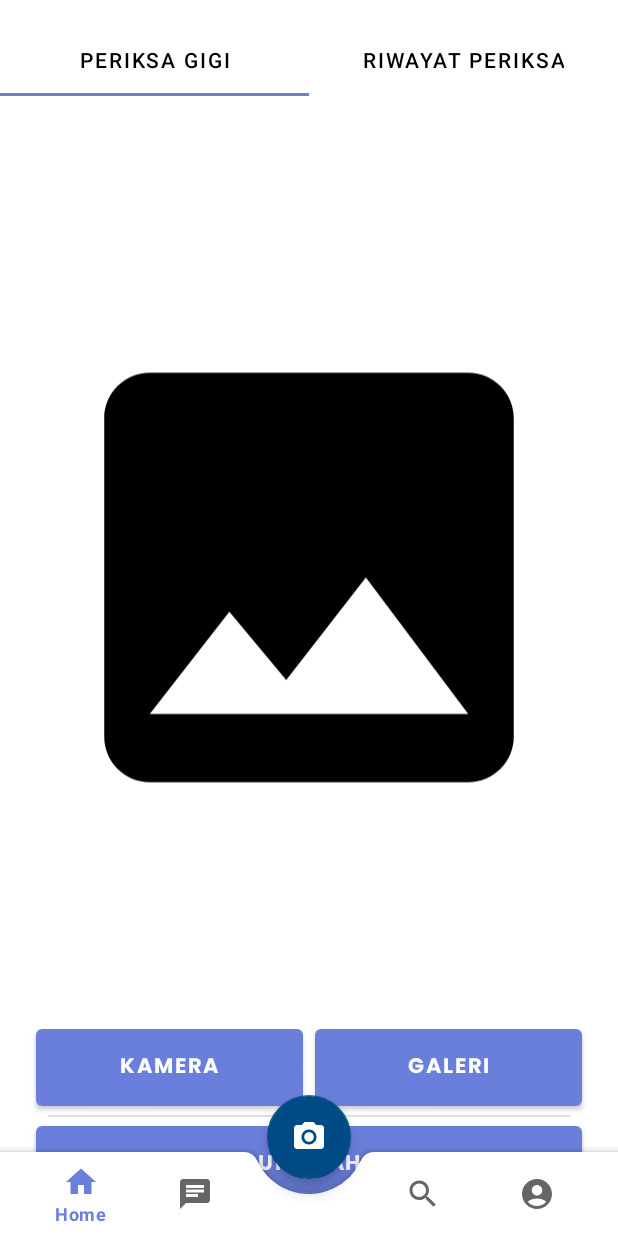
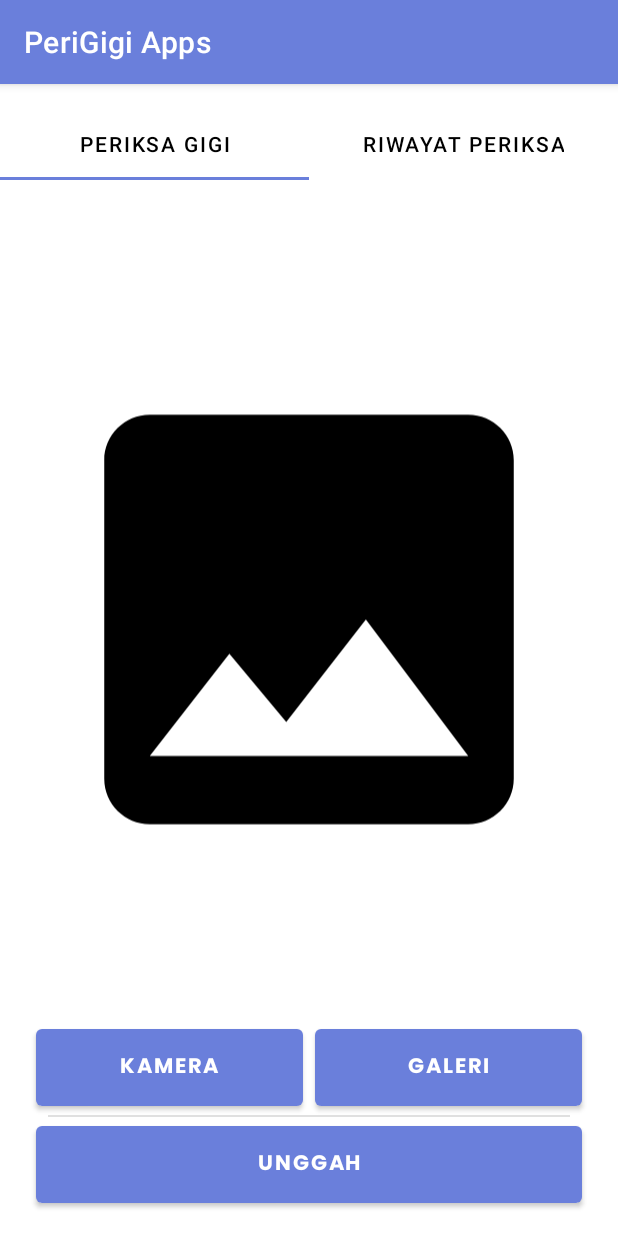
Before and after one commit to Nusantara-Team-Bangkit-Capstone/nst-mobile, an Android app: the KonsultasiFragment screen opened through its navigation route, after a tap on an icon or button, on a phone screen of 412 x 824 dp. Run offline under Robolectric (Android 15) with nearby library versions, the phone set to English and light mode, and no system bars; our stand-ins replace navigation-ui; libraries missing offline, so code that uses them is left out: cn.pedant, com.auth0.android; pictures from the network do not load; 5 statements that could not run were skipped.

Commit message:
Update Chat (fixed) and Detection using activity

```diff
--- a/app/src/main/AndroidManifest.xml
+++ b/app/src/main/AndroidManifest.xml
@@ -35,6 +35,9 @@
         android:supportsRtl="true"
         android:theme="@style/Theme.PeriGigiApps"
         tools:targetApi="31">
+        <activity
+            android:name=".ui.screen.deteksi.DeteksiActivity"
+            android:exported="false" />
         <activity
             android:name=".ui.screen.konsultasi.MessagingActivity"
             android:exported="false" />
--- a/app/src/main/java/com/capstone/perigigiapps/network/api/ApiService.kt
+++ b/app/src/main/java/com/capstone/perigigiapps/network/api/ApiService.kt
@@ -19,10 +19,10 @@ import retrofit2.http.Part
 import retrofit2.http.Path
 
 interface ApiService {
-    @GET("everything?q=dental%health&sortBy=publishedAt&pageSize=10&apiKey=593e27d61fbb44d383e11ea4422f7a66")
+    @GET("everything?q=dental%health&sortBy=publishedAt&pageSize=10&apiKey=c04e28f877f74c4fa1e199d321b9ca57")
     suspend fun getArticles(): dummyResponse
 
-    @GET("everything?q=dental&sortBy=publishedAt&pageSize=10&apiKey=593e27d61fbb44d383e11ea4422f7a66")
+    @GET("everything?q=dental&sortBy=publishedAt&pageSize=10&apiKey=c04e28f877f74c4fa1e199d321b9ca57")
     suspend fun getArticles2(): dummyResponse
 
     @POST("login")
--- /dev/null
+++ b/app/src/main/java/com/capstone/perigigiapps/ui/screen/deteksi/DeteksiActivity.kt
@@ -0,0 +1,34 @@
+package com.capstone.perigigiapps.ui.screen.deteksi
+
+import android.os.Bundle
+import androidx.annotation.StringRes
+import androidx.appcompat.app.AppCompatActivity
+import androidx.viewpager2.widget.ViewPager2
+import com.capstone.perigigiapps.R
+import com.capstone.perigigiapps.databinding.ActivityDeteksiBinding
+import com.google.android.material.tabs.TabLayout
+import com.google.android.material.tabs.TabLayoutMediator
+
+class DeteksiActivity : AppCompatActivity() {
+    private lateinit var binding: ActivityDeteksiBinding
+    override fun onCreate(savedInstanceState: Bundle?) {
+        super.onCreate(savedInstanceState)
+        binding = ActivityDeteksiBinding.inflate(layoutInflater)
+        setContentView(binding.root)
+        val sectionPagerAdapter = SectionPagerAdapter(activity = this@DeteksiActivity)
+        val viewPager: ViewPager2 = binding.viewPager
+        viewPager.adapter = sectionPagerAdapter
+        val tabs: TabLayout = binding.tabs
+        TabLayoutMediator(tabs, viewPager) { tab, position ->
+            tab.text = resources.getString(TAB_TITLES[position])
+        }.attach()
+    }
+
+    companion object {
+        @StringRes
+        private val TAB_TITLES = intArrayOf(
+            R.string.tab_text_1,
+            R.string.tab_text_2
+        )
+    }
+}
--- a/app/src/main/java/com/capstone/perigigiapps/ui/screen/deteksi/DeteksiFragment.kt
+++ /dev/null
@@ -1,61 +0,0 @@
-package com.capstone.perigigiapps.ui.screen.deteksi
-
-import android.Manifest
-import android.os.Bundle
-import android.view.LayoutInflater
-import android.view.View
-import android.view.ViewGroup
-import androidx.annotation.StringRes
-import androidx.fragment.app.Fragment
-import androidx.viewpager2.widget.ViewPager2
-import com.capstone.perigigiapps.R
-import com.capstone.perigigiapps.databinding.FragmentDeteksiBinding
-import com.google.android.material.tabs.TabLayout
-import com.google.android.material.tabs.TabLayoutMediator
-
-class DeteksiFragment : Fragment() {
-
-    private var _binding: FragmentDeteksiBinding? = null
-
-    // This property is only valid between onCreateView and
-    // onDestroyView.
-    private val binding get() = _binding!!
-
-    override fun onCreateView(
-        inflater: LayoutInflater,
-        container: ViewGroup?,
-        savedInstanceState: Bundle?
-    ): View {
-        _binding = FragmentDeteksiBinding.inflate(inflater, container, false)
-        return binding.root
-    }
-
-    override fun onViewCreated(view: View, savedInstanceState: Bundle?) {
-        super.onViewCreated(view, savedInstanceState)
-        val sectionPagerAdapter = activity?.let { SectionPagerAdapter(it) }
-        val viewPager: ViewPager2 = binding.viewPager
-        viewPager.adapter = sectionPagerAdapter
-        val tabs: TabLayout = binding.tabs
-        TabLayoutMediator(tabs, viewPager) { tab, position ->
-            tab.text = resources.getString(TAB_TITLES[position])
-        }.attach()
-    }
-
-    override fun onDestroyView() {
-        super.onDestroyView()
-        _binding = null
-    }
-
-    companion object {
-        @StringRes
-        private val TAB_TITLES = intArrayOf(
-            R.string.tab_text_1,
-            R.string.tab_text_2
-        )
-
-        private val REQUIRED_PERMISSIONS = arrayOf(
-            Manifest.permission.CAMERA,
-        )
-        private const val REQUEST_CODE_PERMISSIONS = 10
-    }
-}
--- a/app/src/main/java/com/capstone/perigigiapps/ui/screen/home/HomeActivity.kt
+++ b/app/src/main/java/com/capstone/perigigiapps/ui/screen/home/HomeActivity.kt
@@ -1,6 +1,7 @@
 package com.capstone.perigigiapps.ui.screen.home
 
 import android.Manifest
+import android.content.Intent
 import android.content.pm.PackageManager
 import android.os.Bundle
 import android.widget.Toast
@@ -13,15 +14,14 @@ import androidx.navigation.ui.setupActionBarWithNavController
 import androidx.navigation.ui.setupWithNavController
 import com.capstone.perigigiapps.R
 import com.capstone.perigigiapps.databinding.ActivityHomeBinding
-import com.capstone.perigigiapps.ui.screen.deteksi.DeteksiFragment
+import com.capstone.perigigiapps.ui.screen.deteksi.DeteksiActivity
 import com.google.android.material.bottomnavigation.BottomNavigationView
-import com.google.android.material.floatingactionbutton.FloatingActionButton
 
 
 class HomeActivity : AppCompatActivity() {
 
     private lateinit var binding: ActivityHomeBinding
-    private lateinit var floatingButton: FloatingActionButton
+//    private lateinit var floatingButton: FloatingActionButton
 
     override fun onCreate(savedInstanceState: Bundle?) {
         super.onCreate(savedInstanceState)
@@ -30,25 +30,21 @@ class HomeActivity : AppCompatActivity() {
         setContentView(binding.root)
 
         supportActionBar?.hide()
+        val navView: BottomNavigationView = binding.navView
+        val navController = findNavController(R.id.nav_host_fragment_activity_home)
 
-        val navView: BottomNavigationView = binding.navView
 
-        floatingButton = findViewById(R.id.button_deteksi)
-        floatingButton.setOnClickListener {
-            supportFragmentManager.beginTransaction().replace(R.id.nav_host_fragment_activity_home, DeteksiFragment())
-                .commit()
+        binding.buttonDeteksi.setOnClickListener {
+            val intent = Intent(this@HomeActivity, DeteksiActivity::class.java)
+            startActivity(intent)
         }
 
-        val navController = findNavController(R.id.nav_host_fragment_activity_home)
-        // Passing each menu ID as a set of Ids because each
-        // menu should be considered as top level destinations.
         val appBarConfiguration = AppBarConfiguration(
             setOf(
                 R.id.navigation_home,
                 R.id.navigation_konsultasi,
                 R.id.navigation_search,
                 R.id.navigation_profile,
-                R.id.button_deteksi
             )
         )
         setupActionBarWithNavController(navController, appBarConfiguration)
--- a/app/src/main/java/com/capstone/perigigiapps/ui/screen/konsultasi/ListDoctorAdapter.kt
+++ b/app/src/main/java/com/capstone/perigigiapps/ui/screen/konsultasi/ListDoctorAdapter.kt
@@ -37,8 +37,8 @@ class ListDoctorAdapter(private val listDoctor: List<DataItem?>?) :
         }
         viewHolder.binding.tvButtonMessaging.setOnClickListener {
             val intentDetail = Intent(viewHolder.itemView.context, MessagingActivity::class.java)
-//            intentDetail.putExtra(MessagingActivity.nameReceiver, nama)
-            intentDetail.putExtra(MessagingActivity.idReceiver, id)
+            intentDetail.putExtra(MessagingActivity.nameReceiver, nama.toString())
+            intentDetail.putExtra(MessagingActivity.idReceiver, id.toString())
             viewHolder.itemView.context.startActivity(intentDetail)
         }
     }
--- a/app/src/main/res/layout/fragment_deteksi.xml
+++ b/app/src/main/res/layout/activity_deteksi.xml
@@ -4,7 +4,7 @@
     xmlns:tools="http://schemas.android.com/tools"
     android:layout_width="match_parent"
     android:layout_height="match_parent"
-    tools:context=".ui.screen.deteksi.DeteksiFragment">
+    tools:context=".ui.screen.deteksi.DeteksiActivity">
 
     <com.google.android.material.tabs.TabLayout
         android:id="@+id/tabs"
--- a/app/src/main/res/menu/bottom_nav_menu.xml
+++ b/app/src/main/res/menu/bottom_nav_menu.xml
@@ -11,9 +11,10 @@
         android:icon="@drawable/baseline_chat_24"
         android:title="@string/title_konsultasi" />
 
-    <item
-        android:id="@+id/navigation_deteksi"
-        android:title="" />
+    <!--    <item-->
+    <!--        android:id="@+id/navigation_deteksi"-->
+    <!--        android:icon="@drawable/baseline_photo_camera_24"-->
+    <!--        android:title="@string/title_deteksi" />-->
 
     <item
         android:id="@+id/navigation_search"
--- a/app/src/main/res/navigation/mobile_navigation.xml
+++ b/app/src/main/res/navigation/mobile_navigation.xml
@@ -23,12 +23,6 @@
         android:label="@string/title_search"
         tools:layout="@layout/fragment_konsultasi" />
 
-<!--    <fragment-->
-<!--        android:id="@+id/navigation_deteksi"-->
-<!--        android:name="com.capstone.perigigiapps.ui.screen.deteksi.DeteksiFragment"-->
-<!--        android:label="Deteksi"-->
-<!--        tools:layout="@layout/fragment_deteksi" />-->
-
     <fragment
         android:id="@+id/navigation_profile"
         android:name="com.capstone.perigigiapps.ui.screen.profile.ProfileFragment"
```
Also changed, not shown: app/src/main/java/com/capstone/perigigiapps/ui/screen/konsultasi/MessagingActivity.kt (+5 -5 lines).
